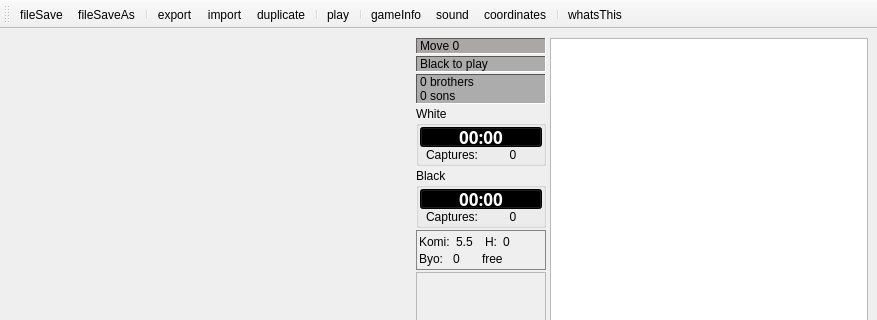
Before: the Qt Designer form src/board/boardwindow.ui in iamsyt/qgo, drawn with Qt 5; both pictures show x 0 to 877 and y 0 to 320 of the 877 by 799 pixel window.
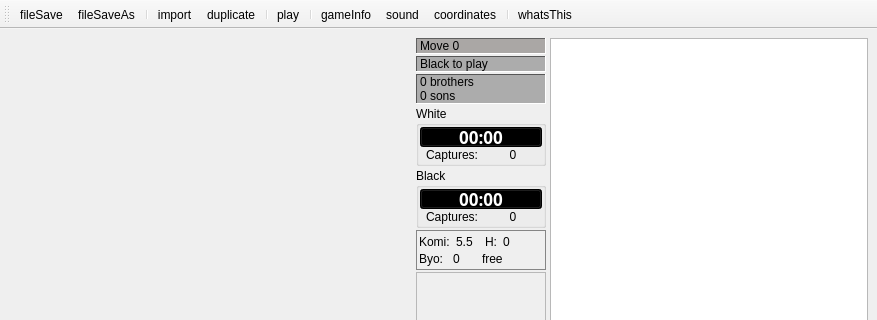
After: the same form once the commit is applied. Icons and pictures are not drawn. Custom widgets are drawn as their Qt base class.

What changed in the file:
```diff
--- a/src/board/boardwindow.ui
+++ b/src/board/boardwindow.ui
@@ -5470,7 +5470,6 @@
    <addaction name="actionFileSave" />
    <addaction name="actionFileSaveAs" />
    <addaction name="separator" />
-   <addaction name="actionExport" />
    <addaction name="actionImport" />
    <addaction name="actionDuplicate" />
    <addaction name="separator" />
```
Left out of the diff: 61 changed lines with no effect on the pictures.
